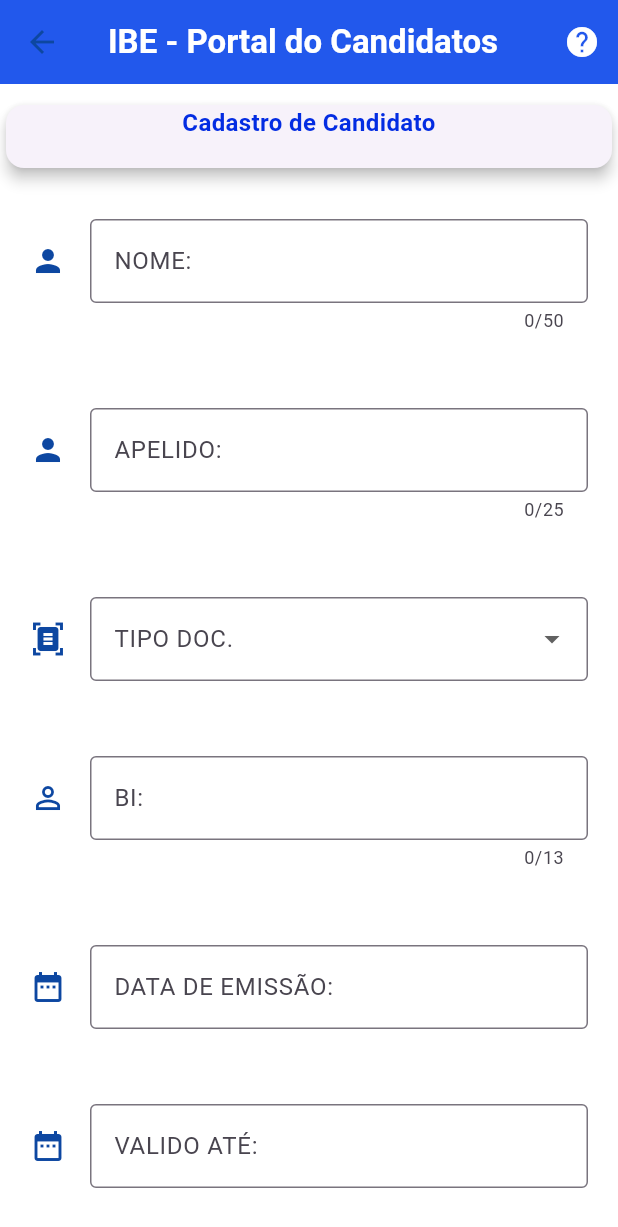
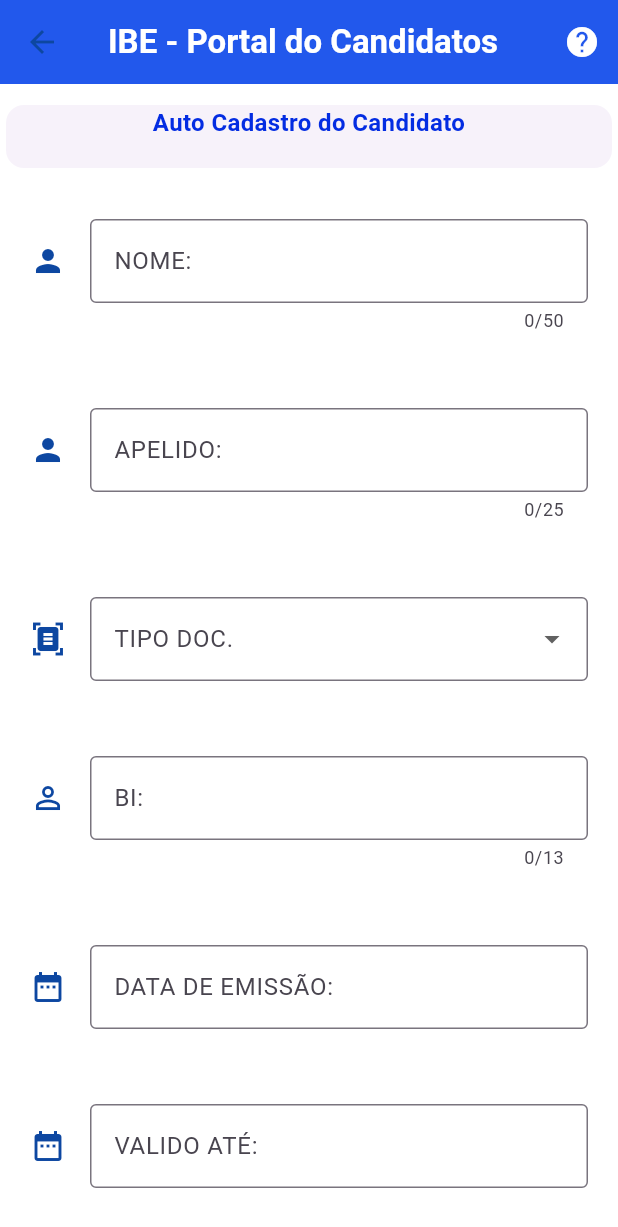
Before and after one commit to C4rlos-Capitine/ibe_candidaturas, a Flutter app: the screen it shows after launch, tab 2 chosen, after a tap on "Inscreva - se", on a phone screen of 412 x 824 dp. Shown: the top 1227 px of the screen. Run offline on Flutter 3.47's test engine with Material 3 defaults, Android fonts, the phone set to English and light mode, and no system bars; our stand-ins replace connectivity_plus, device_preview, dio, eva_icons_flutter, file_picker, fluttertoast and 1 more; network calls fail.

Commit message:
melhorias no layout e introduçao da base de dados offline com synchronizaçao com a rede para editais

```diff
--- a/lib/views/bemvindo.dart
+++ b/lib/views/bemvindo.dart
@@ -26,6 +26,7 @@
           Container(
             alignment: Alignment.topCenter,
             child: Card(
+              margin: EdgeInsets.all(10),
               child: Padding(
                 padding: EdgeInsets.all(70),
                 child: Column(
@@ -40,8 +41,9 @@
           Container(
             alignment: Alignment.topCenter,
             child: Card(
+              margin: EdgeInsets.fromLTRB(30, 5, 30, 50),
               child: Padding(
-                padding: EdgeInsets.all(40),
+                padding: EdgeInsets.all(20),
                 child: Column(
                   children: [
                     Text("O IBE é uma instituição pública de âmbito nacional com autonomia administrativa, tutelado por Ministro que superintende a área do Enisno Superior.\n Criado por Decreto 30/2007 de 10 de Agosto e revisto pelo Decreto nº 24/2017 de 10 de Junho.",
--- a/lib/views/cadastrar.dart
+++ b/lib/views/cadastrar.dart
@@ -80,12 +80,12 @@
         body: ListView(
           children: [
             SizedBox(height: 10),
-            Container(
+             Container(
               height: 50,
               child: Card(
-                  elevation: 4.0,
+                  elevation: 0.0,
                   child: Text(
-                    "Cadastro de Candidato",
+                    "Auto Cadastro do Candidato",
                     style: TextStyle(
                         color: Color.fromARGB(255, 3, 44, 226),
                         fontWeight: FontWeight.bold,
--- a/lib/views/cadastrar2.dart
+++ b/lib/views/cadastrar2.dart
@@ -81,9 +81,9 @@
             Container(
               height: 50,
               child: Card(
-                  elevation: 4.0,
+                  elevation: 0.0,
                   child: Text(
-                    "Cadastro de Candidato",
+                    "Auto Cadastro do Candidato",
                     style: TextStyle(
                         color: Color.fromARGB(255, 3, 44, 226),
                         fontWeight: FontWeight.bold,
--- a/lib/views/inicio.dart
+++ b/lib/views/inicio.dart
@@ -65,40 +65,41 @@
           controller: _tabController,
           labelColor: Colors.blue[900],
           indicatorColor: Colors.blue[900],
-          isScrollable: true,
-          // padding: EdgeInsetsGeometry.infinity,
+         tabAlignment:TabAlignment.center,
+
           tabs: [
             Tab(
+              iconMargin: EdgeInsets.all(0),
               icon: Icon(
                 EvaIcons.home,
                 color: Colors.blue[900],
               ),
-              child: Text("Bem vindo"),
+              child: Text("Bem vindo", style: TextStyle(fontSize: 12)),
             ),
             Tab(
               icon: Icon(EvaIcons.logIn, color: Colors.blue[900]),
-              child: Text("Login"),
+              child: Text("Login", style: TextStyle(fontSize: 12),),
             ),
             Tab(
               icon: Icon(
                 EvaIcons.info,
                 color: Colors.blue[900],
               ),
-              child: Text("Sobre nós"),
+              child: Text("Sobre nós", style: TextStyle(fontSize: 12),),
             ),
             Tab(
               icon: Icon(
                 EvaIcons.list,
                 color: Colors.blue[900],
               ),
-              child: Text("Bolsas"),
+              child: Text("Bolsas", style: TextStyle(fontSize: 12)),
             ),
             Tab(
               icon: Icon(
                 EvaIcons.personAdd,
                 color: Colors.blue[900],
               ),
-              child: Text("Inscrição"),
+              child: Text("Inscrição", style: TextStyle(fontSize: 12),),
             ),
           ],
         ),
--- a/lib/views/login.dart
+++ b/lib/views/login.dart
@@ -21,10 +21,10 @@
   Widget build(BuildContext context) {
     return Scaffold(
       backgroundColor: Colors.white,
-      body: Column(
+      body: ListView(
 
-      mainAxisAlignment: MainAxisAlignment.center,
-      crossAxisAlignment: CrossAxisAlignment.center,
+      //mainAxisAlignment: MainAxisAlignment.center,
+      //crossAxisAlignment: CrossAxisAlignment.center,
       children: [
           Container(
 
@@ -34,11 +34,17 @@
               child: Image.asset('assets/images/ibe_moz.png'),
             ),
           ),
+          Container(
+            child: Column(
+              mainAxisAlignment: MainAxisAlignment.center,
+              children: [
               Text("Login",
               style: TextStyle(
                   fontSize: 14,
                   fontWeight: FontWeight.bold,
                   color: Colors.blue[900], decorationColor: Colors.blue[900])
+                ),
+            ],)
           ),
           Container(
             alignment: Alignment.center,
@@ -85,7 +91,11 @@
             ),
           ),
           Container(
-            child: ElevatedButton(
+            padding: EdgeInsets.all(20),
+            child: Column(
+              mainAxisAlignment: MainAxisAlignment.center,
+              children: [
+                ElevatedButton(
                   onPressed: () async {
                       bool resp = await login(_email.text, _senha.text);
                       print('Login response: $resp'); // Debug print
@@ -112,10 +122,7 @@
                     backgroundColor: Colors.blue[900],
                   ),
                 ),
-          ),
-          SizedBox(height: 10),
-          Container(
-            child: ElevatedButton(
+                ElevatedButton(
                   onPressed: () {
                     Navigator.pushNamed(context, "/cadastro");
                   },
@@ -128,7 +135,9 @@
                     backgroundColor: Colors.blue[900],
                   ),
                 ),
+              ],
             ),
+          )
         ]),
     );
   }
--- a/lib/views/sobre.dart
+++ b/lib/views/sobre.dart
@@ -13,7 +13,7 @@
   Widget build(BuildContext context) {
     return Scaffold(
       backgroundColor: Colors.white,
-      body: Column(
+      body: ListView(
         children: [
           SizedBox(height: 30,),
           Container(
@@ -65,9 +65,9 @@
           ),
         ),
         Container(
-            padding: EdgeInsets.all(20),
+            padding: EdgeInsets.all(30),
             child: Card(
-
+              //margin: EdgeInsets.all(20),
               child: Row(
                 mainAxisAlignment: MainAxisAlignment.spaceAround,
                 children: [
```
Also changed, not shown: lib/controllers/editalController.dart (+57 -3 lines), lib/local_storage/storageManagment.dart (added, +32 -0 lines), lib/views/abas_home/bolsas_2.dart (+18 -7 lines), lib/views/home.dart (+57 -5 lines), lib/views/settings.dart (added, +28 -0 lines), pubspec.yaml (+22 -0 lines), pubspec.lock, 1 other file. Lines whose indentation alone changed are shown as unchanged.
